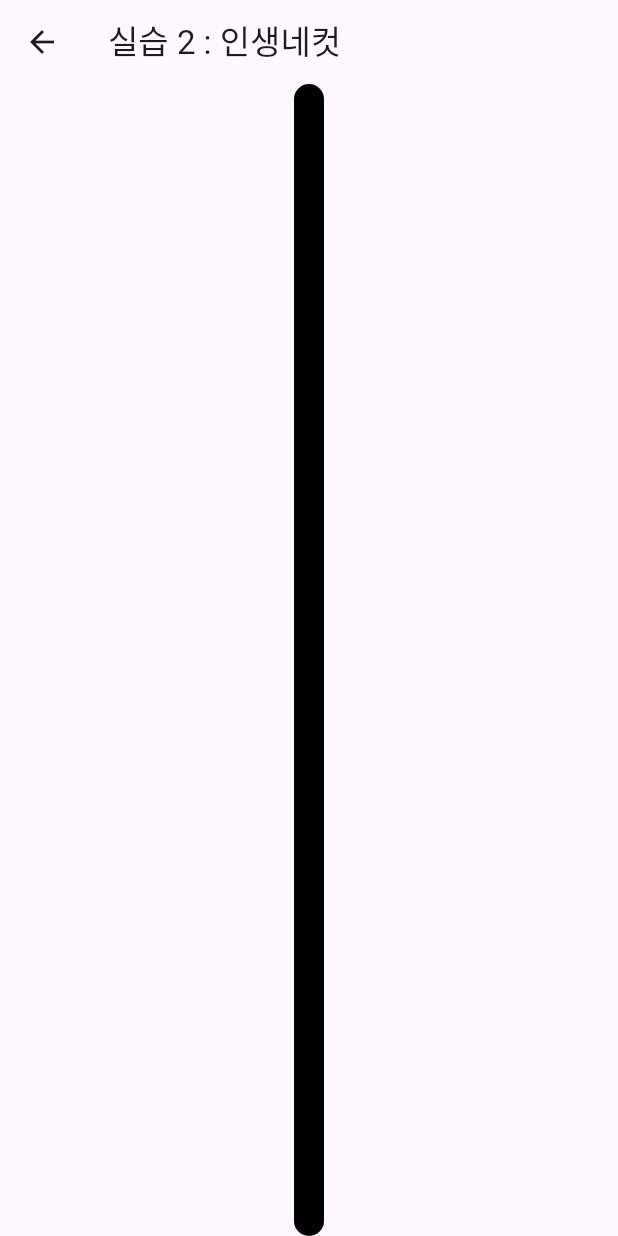
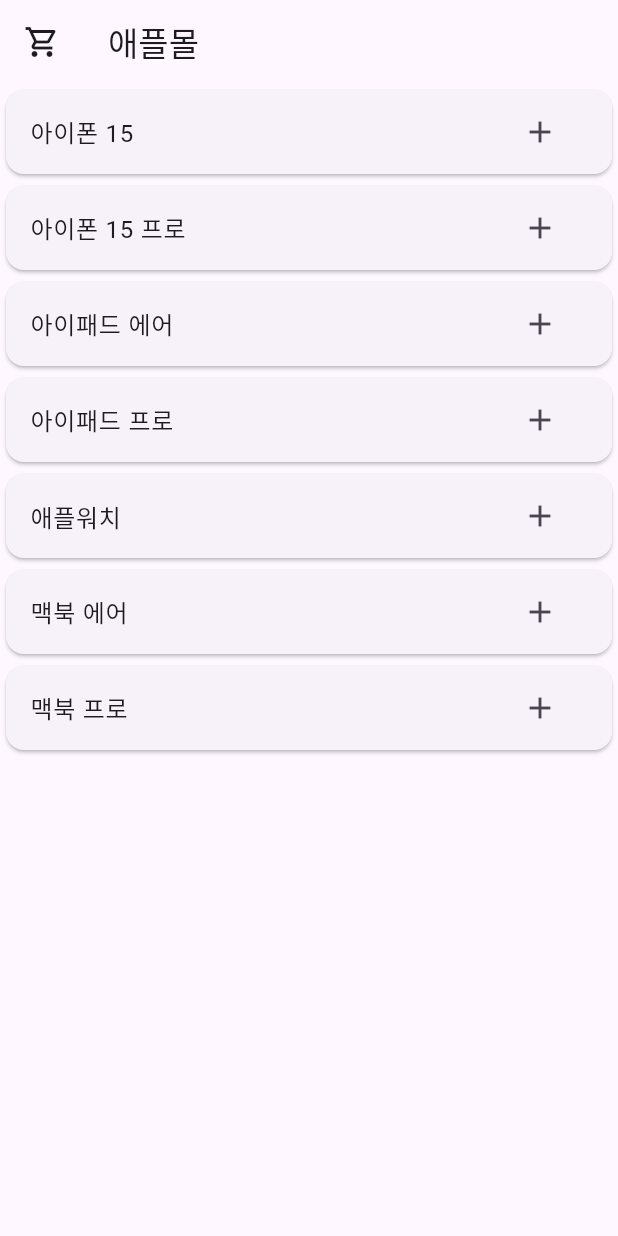
Before and after one commit to ElvaCJ/semicolon-flutter-test, a Flutter app: the screen it shows after launch, after a tap on "실습 2", on a phone screen of 412 x 824 dp. Run offline on Flutter 3.47's test engine with Material 3 defaults, Android fonts, the light colour scheme and no system bars.

Commit message:
6주차 실습 문제

```diff
--- /dev/null
+++ b/flutter_application_1/lib/ex2_0714.dart
@@ -0,0 +1,99 @@
+import 'package:flutter/material.dart';
+import 'package:provider/provider.dart';
+
+class ShoppingCart with ChangeNotifier {
+  //값
+  List<String> items = [];
+
+  //값을 수정하는 메서드
+  // 메서드 두 개: addItem, removeItem 만들어보세요
+}
+
+class ShoppingMall extends StatelessWidget {
+  const ShoppingMall({super.key});
+
+  @override
+  Widget build(BuildContext context) {
+    return MaterialApp(
+      routes: {
+        "/home": (BuildContext context) => Home(),
+        "/deal": (BuildContext context) => const Deal(),
+      },
+      initialRoute: "/home",
+    );
+  }
+}
+
+class Home extends StatelessWidget {
+  Home({super.key});
+
+  List<String> items = [
+    "아이폰 15",
+    "아이폰 15 프로",
+    "아이패드 에어",
+    "아이패드 프로",
+    "애플워치",
+    "맥북 에어",
+    "맥북 프로",
+  ];
+
+  @override
+  Widget build(BuildContext context) {
+    return Scaffold(
+      appBar: AppBar(
+        leading: IconButton(
+          icon: const Icon(Icons.shopping_cart_outlined),
+          onPressed: () => Navigator.of(context).pushNamed("/deal"),
+        ),
+        title: const Text('애플몰'),
+      ),
+      body: ListView.builder(
+          itemCount: items.length,
+          itemBuilder: (context, index) {
+            return Card(
+              child: ListTile(
+                title: Text(items[index]),
+                trailing: IconButton(
+                  icon: const Icon(Icons.add),
+                  onPressed: () {
+                    //문제) 버튼의 onPressed 콜백에서 값을 추가하기 위해 context.______<ShoppingCart>().addItem(item)를 호출합니다.
+                  },
+                ),
+              ),
+            );
+          }),
+    );
+  }
+}
+
+class Deal extends StatelessWidget {
+  const Deal({super.key});
+
+  @override
+  Widget build(BuildContext context) {
+    return Scaffold(
+      appBar: AppBar(
+        leading: IconButton(
+          icon: const Icon(Icons.home),
+          onPressed: () =>
+              Navigator.of(context).popUntil((route) => route.isFirst),
+        ),
+        title: const Text('장바구니'),
+      ),
+      body: ListView.builder(
+          itemCount: context.watch<ShoppingCart>().items.length,
+          itemBuilder: (context, index) {
+            return Card(
+              child: ListTile(
+                title: Text(context.watch<ShoppingCart>().items[index]),
+                trailing: IconButton(
+                    icon: const Icon(Icons.remove),
+                    onPressed: () {
+                      //문제) 버튼의 onPressed 콜백에서 값을 제거하기 위해 context.______<ShoppingCart>().removeItem(item)를 호출합니다.
+                    }),
+              ),
+            );
+          }),
+    );
+  }
+}
--- a/flutter_application_1/lib/main.dart
+++ b/flutter_application_1/lib/main.dart
@@ -1,9 +1,15 @@
 import 'package:flutter/material.dart';
-import 'exercise1.dart';
-import 'exercise2.dart';
+import 'package:provider/provider.dart';
+import './ex1_0714.dart';
+import './ex2_0714.dart';
 
 void main() {
-  runApp(const MyApp());
+  runApp(ChangeNotifierProvider(
+    create: (BuildContext context) {
+      return Count();
+    },
+    child: const MyApp(),
+  ));
 }
 
 class MyApp extends StatelessWidget {
@@ -14,8 +20,8 @@
     return MaterialApp(
       home: const HomePage(),
       routes: {
-        '/exercise1': (context) => const Exercise1(),
-        '/exercise2': (context) => const Exercise2(),
+        '/exam1': (context) => const Ex1(),
+        '/exam2': (context) => const ShoppingMall(),
       },
     );
   }
@@ -36,15 +42,21 @@
           children: <Widget>[
             ElevatedButton(
               onPressed: () {
-                Navigator.pushNamed(context, '/exercise1');
+                Navigator.pushNamed(context, '/exam1');
               },
               child: const Text('실습 1'),
             ),
+            const SizedBox(
+              height: 10,
+            ),
             ElevatedButton(
               onPressed: () {
-                Navigator.pushNamed(context, '/exercise2');
+                Navigator.pushNamed(context, '/exam2');
               },
               child: const Text('실습 2'),
+            ),
+            const SizedBox(
+              height: 20,
             ),
           ],
         ),
--- a/flutter_application_1/pubspec.yaml
+++ b/flutter_application_1/pubspec.yaml
@@ -35,6 +35,7 @@
   # The following adds the Cupertino Icons font to your application.
   # Use with the CupertinoIcons class for iOS style icons.
   cupertino_icons: ^1.0.2
+  provider: ^6.1.2
 
 dev_dependencies:
   flutter_test:
```
Also changed, not shown: flutter_application_1/lib/ex1_0714.dart (added, +44 -0 lines), flutter_application_1/pubspec.lock.
